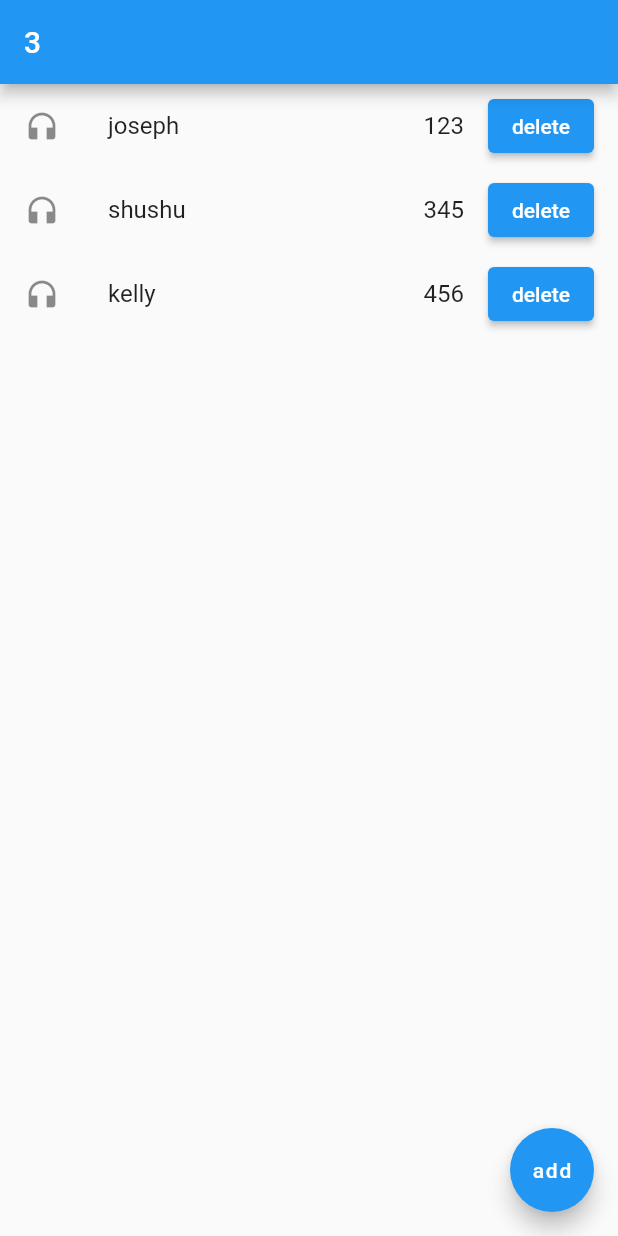
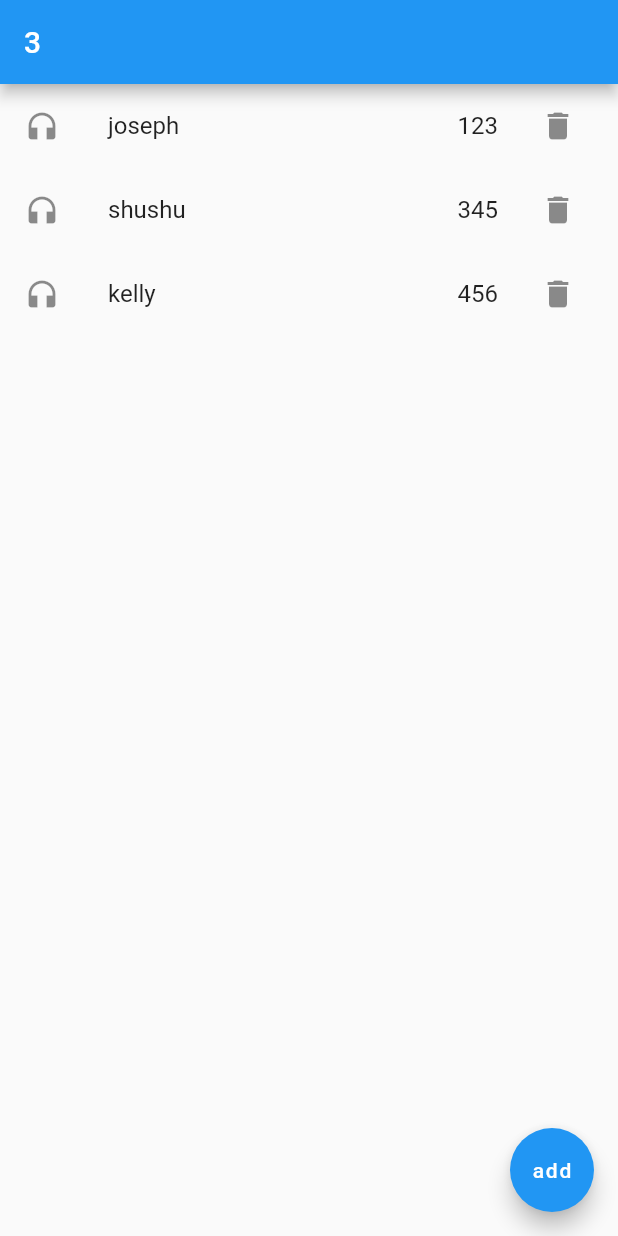
Before and after one commit to jungahsuperb/lucy, a Flutter app: the screen it shows after launch, on a phone screen of 412 x 824 dp. Run offline on Flutter 3.47's test engine with Material 2 defaults, Android fonts, the phone set to English and light mode, and no system bars.

Commit message:
index remove

```diff
--- a/lib/main.dart
+++ b/lib/main.dart
@@ -15,8 +15,8 @@ class MyApp extends StatefulWidget {
 
 class _MyAppState extends State<MyApp> {
   var total = 3;
-  var name = ['joseph', 'shushu', 'kelly'];
-  var phone = ['123', '345', '456'];
+  List<String> name = ['joseph', 'shushu', 'kelly'];
+  List<String> phone = ['123', '345', '456'];
   var like = [0, 0, 0];
 
   addname(a) {
@@ -27,9 +27,9 @@ class _MyAppState extends State<MyApp> {
     });
   }
 
-  addphone(p){
+  addphone(p) {
     setState(() {
-      if(p != ''){
+      if (p != '') {
         phone.add(p);
       }
     });
@@ -49,7 +49,11 @@ class _MyAppState extends State<MyApp> {
             showDialog(
                 context: context,
                 builder: (context) {
-                  return DialogUI(addOne: addOne, addName: addname, addPhone: addphone,);
+                  return DialogUI(
+                    addOne: addOne,
+                    addName: addname,
+                    addPhone: addphone,
+                  );
                 });
           },
           child: Text('add'),
@@ -63,19 +67,24 @@ class _MyAppState extends State<MyApp> {
               return ListTile(
                   leading: Icon(Icons.headphones),
                   title: Row(
-                    mainAxisAlignment: MainAxisAlignment.spaceBetween,
-                    children: [Text(name[i]), Text(phone[i])]),
+                      mainAxisAlignment: MainAxisAlignment.spaceBetween,
+                      children: [Text(name[i]), Text(phone[i])]),
                   //Text(name[i]),
-                  trailing: ElevatedButton(
-                    onPressed: () {},
-                    child: Text('delete'),
+                  trailing: IconButton(
+                    onPressed: () {
+                      setState(() {
+                        name.removeAt(i);
+                        phone.removeAt(i);
+                      });
+                    }, icon: Icon(Icons.delete),
                   ));
             }));
   }
 }
 
 class DialogUI extends StatelessWidget {
-  DialogUI({Key? key, this.addOne, this.addName, this.addPhone}) : super(key: key);
+  DialogUI({Key? key, this.addOne, this.addName, this.addPhone})
+      : super(key: key);
   final addOne;
   final addName;
   final addPhone;
```
